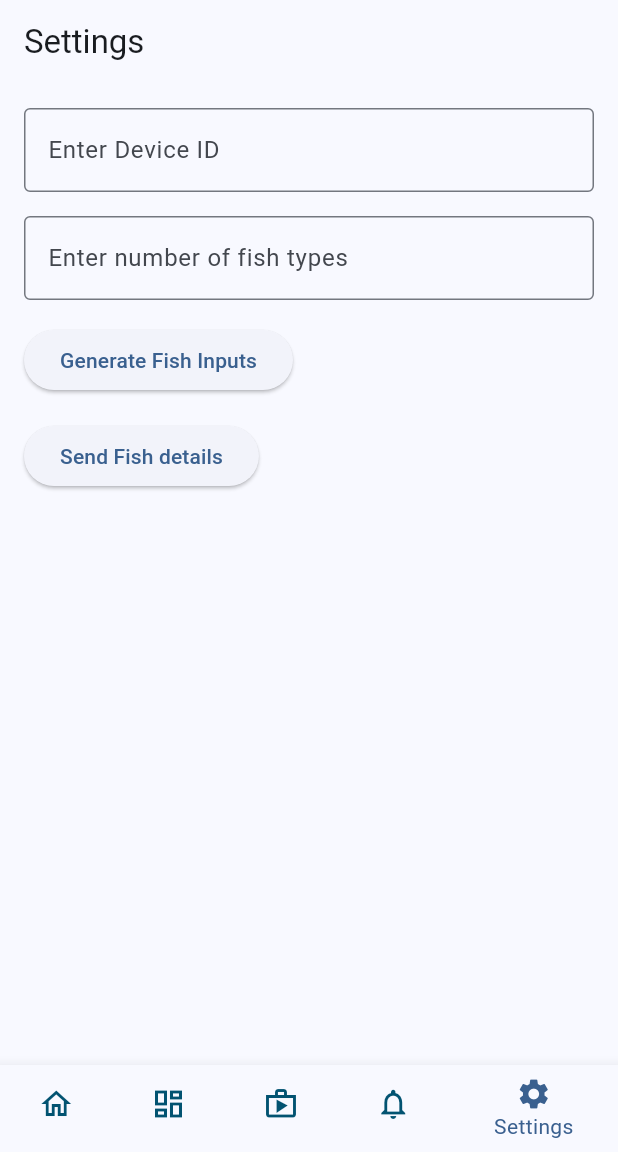
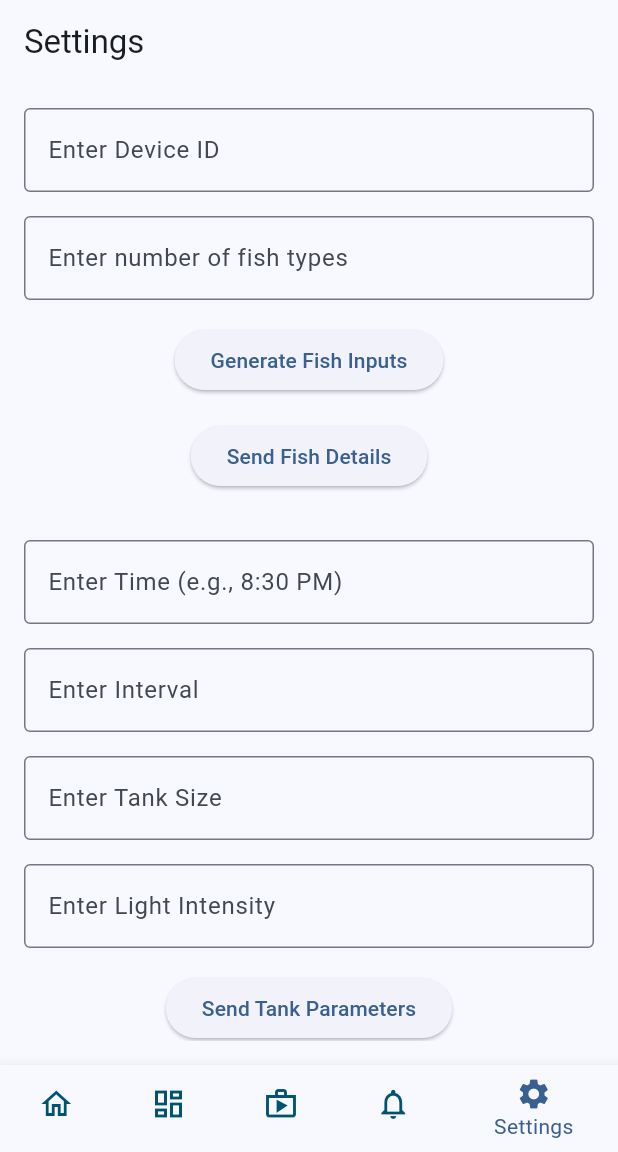
Before and after one commit to SahanEdirimanna/Aquaguard, a Flutter app: the screen it shows after launch, item 5 of the bottom bar chosen, on a phone screen of 412 x 824 dp, the part 84-1236 px from its top. Run offline on Flutter 3.47's test engine with Material 3 defaults, Android fonts, the phone set to English and light mode, and no system bars; network calls fail.

Commit message:
tank details

```diff
--- a/lib/screens/settings.dart
+++ b/lib/screens/settings.dart
@@ -1,6 +1,5 @@
 import 'package:flutter/material.dart';
 import 'package:web_socket_channel/web_socket_channel.dart';
-import 'package:web_socket_channel/status.dart' as status;
 
 class SettingsPage extends StatefulWidget {
   const SettingsPage({super.key});
@@ -10,18 +9,31 @@ class SettingsPage extends StatefulWidget {
 }
 
 class SettingsPageState extends State<SettingsPage> {
-  late WebSocketChannel _channel;
+  late WebSocketChannel _fishDetailsChannel;
+  late WebSocketChannel _tankParametersChannel;
+
+  final TextEditingController _deviceIdController = TextEditingController();
   final TextEditingController _fishTypeCountController = TextEditingController();
-  final TextEditingController _deviceIdController = TextEditingController();
+
+  // Tank Parameters Controllers
+  final TextEditingController _timeController = TextEditingController();
+  final TextEditingController _intervalController = TextEditingController();
+  final TextEditingController _tankSizeController = TextEditingController();
+  final TextEditingController _lightIntensityController = TextEditingController();
+
   int _fishTypeCount = 0;
   List<Map<String, dynamic>> _fishInputs = [];
   final List<String> _fishNames = ['Goldfish', 'Koi', 'Guppy', 'Tetra', 'Angelfish'];
+  //final List<int> _fishintervals = [3, 6, 8, 12];
 
   @override
   void initState() {
     super.initState();
-    _channel = WebSocketChannel.connect(
-      Uri.parse('ws://159.89.173.231:1880/ws/settings/fsh_details'), // Replace with your WebSocket URL
+    _fishDetailsChannel = WebSocketChannel.connect(
+      Uri.parse('ws://159.89.173.231:1880/ws/settings/fsh_details'),
+    );
+    _tankParametersChannel = WebSocketChannel.connect(
+      Uri.parse('ws://159.89.173.231:1880/ws/settings/tank_parameters'),
     );
   }
 
@@ -38,7 +50,7 @@ class SettingsPageState extends State<SettingsPage> {
     });
   }
 
-  void _sendMessagefishdetails() {
+  void _sendFishDetails() {
     final fishData = _fishInputs.map((fishInput) {
       return {
         'name': fishInput['name'] ?? '',
@@ -54,16 +66,43 @@ class SettingsPageState extends State<SettingsPage> {
       'fishData': fishData,
     };
 
-    if (deviceId.isNotEmpty) {
-      _channel.sink.add(message.toString());
+    if (deviceId.isNotEmpty && fishData.isNotEmpty) {
+      _fishDetailsChannel.sink.add(message.toString());
+    }
+  }
+
+  void _sendTankParameters() {
+    final deviceId = _deviceIdController.text.trim();
+    final time = _timeController.text.trim();
+    final interval = _intervalController.text.trim();
+    final tankSize = _tankSizeController.text.trim();
+    final lightIntensity = _lightIntensityController.text.trim();
+
+    final message = {
+      'device_id': deviceId,
+      'time': time,
+      'interval': interval,
+      'tank_size': tankSize,
+      'light_intensity': lightIntensity,
+    };
+
+    if (deviceId.isNotEmpty && time.isNotEmpty && interval.isNotEmpty && tankSize.isNotEmpty && lightIntensity.isNotEmpty) {
+      _tankParametersChannel.sink.add(message.toString());
     }
   }
 
   @override
   void dispose() {
-    _channel.sink.close(status.goingAway);
+    _fishDetailsChannel.sink.close();
+    _tankParametersChannel.sink.close();
+
+    _deviceIdController.dispose();
     _fishTypeCountController.dispose();
-    _deviceIdController.dispose();
+    _timeController.dispose();
+    _intervalController.dispose();
+    _tankSizeController.dispose();
+    _lightIntensityController.dispose();
+
     for (var fishInput in _fishInputs) {
       fishInput['count']?.dispose();
       fishInput['age']?.dispose();
@@ -83,6 +122,7 @@ class SettingsPageState extends State<SettingsPage> {
           child: Column(
             crossAxisAlignment: CrossAxisAlignment.start,
             children: [
+              // Device ID Section
               TextField(
               controller: _deviceIdController,
               decoration: InputDecoration(
@@ -91,6 +131,8 @@ class SettingsPageState extends State<SettingsPage> {
               ),
               ),
               const SizedBox(height: 16.0),
+
+              // Fish Details Section
               TextField(
               controller: _fishTypeCountController,
               decoration: InputDecoration(
@@ -99,9 +141,11 @@ class SettingsPageState extends State<SettingsPage> {
               ),
               ),
               const SizedBox(height: 16.0),
-              ElevatedButton(
+              Center(
+              child: ElevatedButton(
                 onPressed: _generateFishInputs,
                 child: Text('Generate Fish Inputs'),
+              ),
               ),
               const SizedBox(height: 16.0),
               if (_fishInputs.isNotEmpty)
@@ -173,9 +217,55 @@ class SettingsPageState extends State<SettingsPage> {
                 );
                 },
               ),
-              ElevatedButton(
-                  onPressed: _sendMessagefishdetails,
-                  child: Text('Send Fish details'),
+              Center(
+              child: ElevatedButton(
+                onPressed: _sendFishDetails,
+                child: Text('Send Fish Details'),
+              ),
+              ),
+              const SizedBox(height: 32.0),
+
+              // Tank Parameters Section
+              TextField(
+              controller: _timeController,
+              decoration: InputDecoration(
+                border: OutlineInputBorder(),
+                labelText: 'Enter Time (e.g., 8:30 PM)',
+              ),
+              ),
+              const SizedBox(height: 16.0),
+              TextField(
+              controller: _intervalController,
+              keyboardType: TextInputType.number,
+              decoration: InputDecoration(
+                border: OutlineInputBorder(),
+                labelText: 'Enter Interval',
+              ),
+              ),
+              const SizedBox(height: 16.0),
+              TextField(
+              controller: _tankSizeController,
+              keyboardType: TextInputType.number,
+              decoration: InputDecoration(
+                border: OutlineInputBorder(),
+                labelText: 'Enter Tank Size',
+              ),
+              ),
+              const SizedBox(height: 16.0),
+              TextField(
+              controller: _lightIntensityController,
+              keyboardType: TextInputType.number,
+              decoration: InputDecoration(
+                border: OutlineInputBorder(),
+                labelText: 'Enter Light Intensity',
+              ),
+              ),
+              const SizedBox(height: 16.0),
+              Center(
+              child: ElevatedButton(
+                onPressed: _sendTankParameters,
+                child: Text('Send Tank Parameters'),
+              ),
               ),
             ],
           ),
```
Lines whose indentation alone changed are shown as unchanged.
